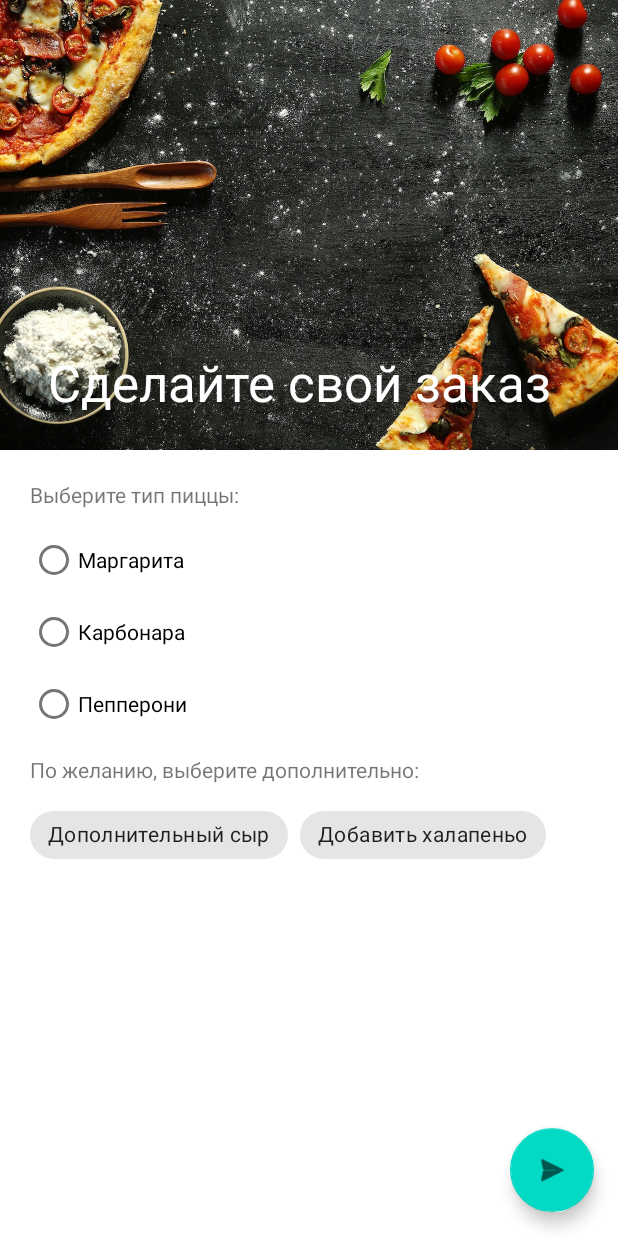
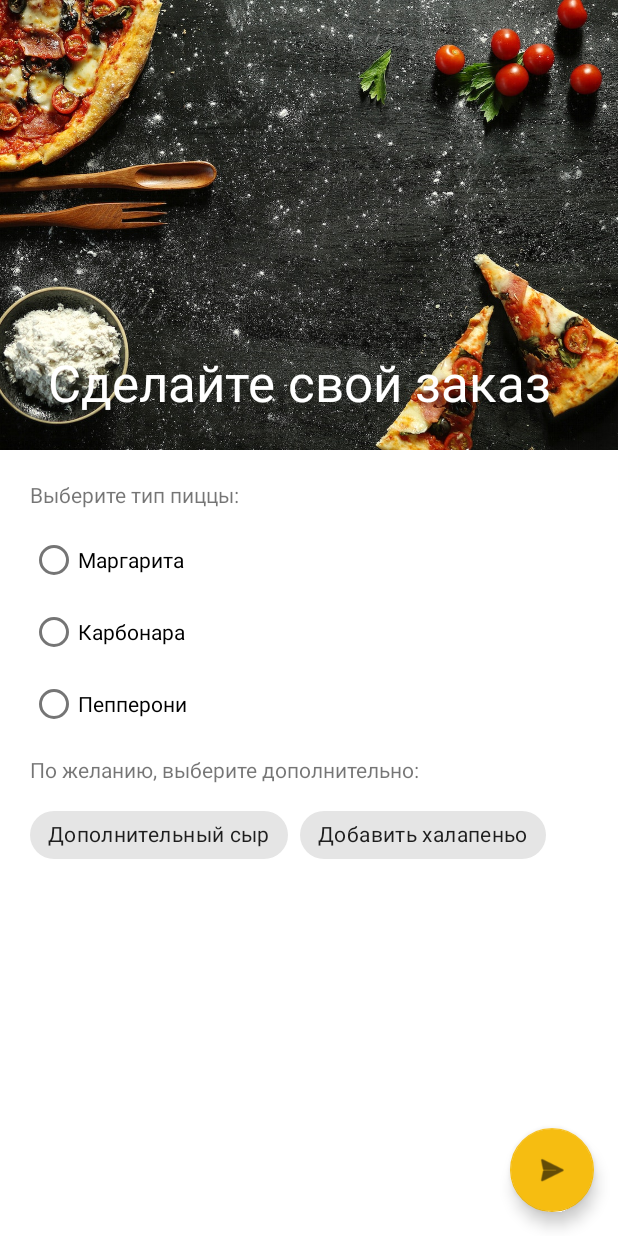
Before and after one commit to MaverickBattler/make_your_order, an Android app: the screen it shows after launch (MainActivity), on a phone screen of 412 x 824 dp. Run offline under Robolectric (Android 15) with nearby library versions, the phone set to English and light mode, and no system bars.

Commit message:
Changed theme colors

```diff
--- a/app/src/main/res/values-night/themes.xml
+++ b/app/src/main/res/values-night/themes.xml
@@ -1,13 +1,13 @@
-<resources xmlns:tools="http://schemas.android.com/tools">
+<resources>
     <!-- Base application theme. -->
     <style name="Theme.MakeYourOrder" parent="Theme.MaterialComponents.DayNight.NoActionBar">
         <!-- Primary brand color. -->
-        <item name="colorPrimary">@color/purple_200</item>
-        <item name="colorPrimaryVariant">@color/purple_700</item>
-        <item name="colorOnPrimary">@color/black</item>
+        <item name="colorPrimary">#753C00</item>
+        <item name="colorPrimaryVariant">#633600</item>
+        <item name="colorOnPrimary">@color/white</item>
         <!-- Secondary brand color. -->
-        <item name="colorSecondary">@color/teal_200</item>
-        <item name="colorSecondaryVariant">@color/teal_200</item>
+        <item name="colorSecondary">#AE8200</item>
+        <item name="colorSecondaryVariant">#B15813</item>
         <item name="colorOnSecondary">@color/black</item>
         <!-- Status bar color. -->
         <item name="android:statusBarColor">?attr/colorPrimaryVariant</item>
--- a/app/src/main/res/values/themes.xml
+++ b/app/src/main/res/values/themes.xml
@@ -2,12 +2,12 @@
     <!-- Base application theme. -->
     <style name="Theme.MakeYourOrder" parent="Theme.MaterialComponents.DayNight.NoActionBar">
         <!-- Primary brand color. -->
-        <item name="colorPrimary">@color/purple_500</item>
-        <item name="colorPrimaryVariant">@color/purple_700</item>
+        <item name="colorPrimary">#CA6800</item>
+        <item name="colorPrimaryVariant">#AA5D00</item>
         <item name="colorOnPrimary">@color/white</item>
         <!-- Secondary brand color. -->
-        <item name="colorSecondary">@color/teal_200</item>
-        <item name="colorSecondaryVariant">@color/teal_700</item>
+        <item name="colorSecondary">#F6BD11</item>
+        <item name="colorSecondaryVariant">#F67B1D</item>
         <item name="colorOnSecondary">@color/black</item>
         <!-- Status bar color. -->
         <item name="android:statusBarColor">?attr/colorPrimaryVariant</item>
```
